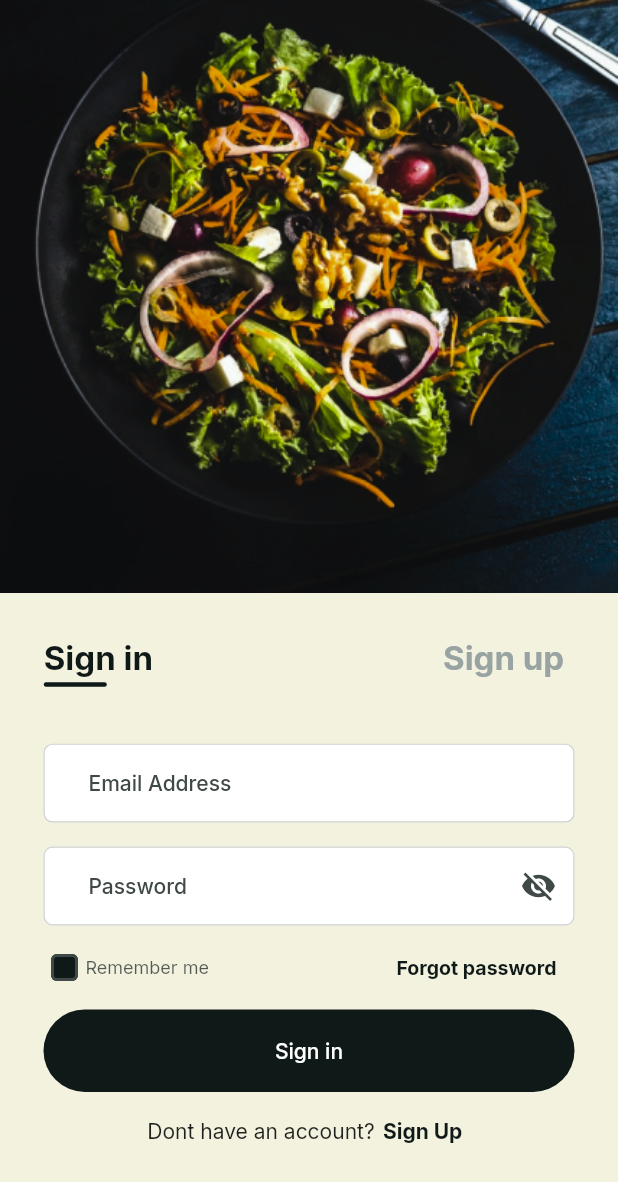
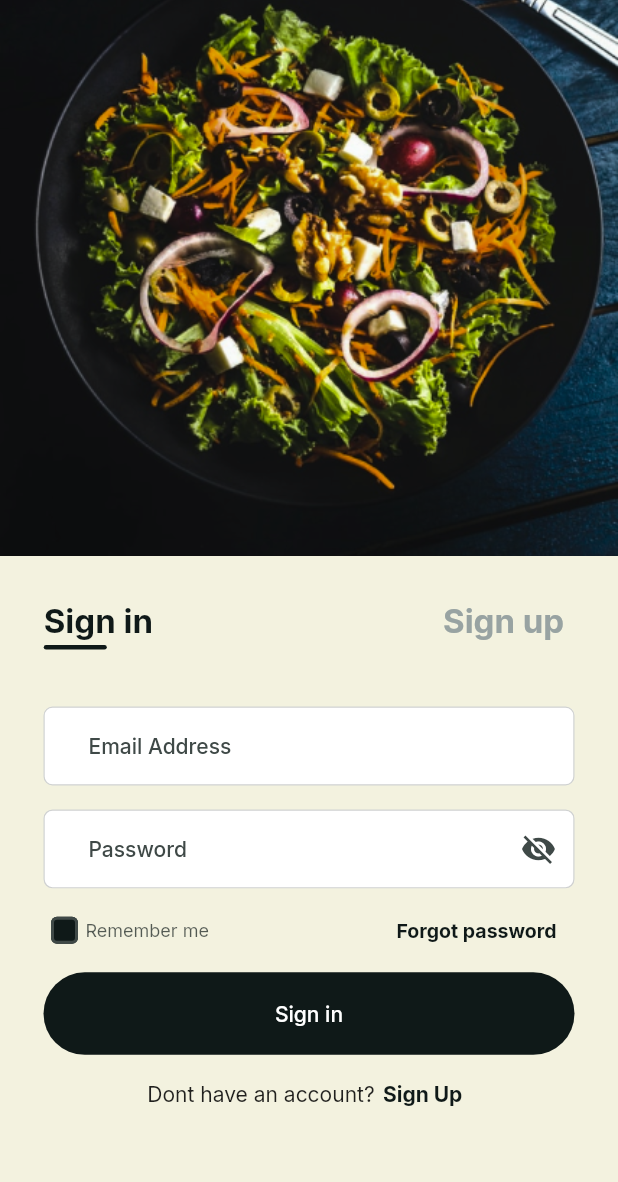
Before and after one commit to John-Daniels/fudiee, a Flutter app: the screen it shows after launch, after a tap on "Get Started", on a phone screen of 412 x 824 dp. Shown: the top 1182 px of the screen. Run offline on Flutter 3.47's test engine with Material 2 defaults, Android fonts, the phone set to English and light mode, and no system bars; our stand-ins replace flutter_rating_bar, flutter_screenutil, get, google_fonts, smooth_page_indicator.

Commit message:
made a few changes

```diff
--- a/lib/screens/auth/auth_screen.dart
+++ b/lib/screens/auth/auth_screen.dart
@@ -51,7 +51,7 @@ class _AuthScreenState extends State<AuthScreen>
             children: [
               SizedBox(
                 width: double.infinity,
-                height: Get.height * 0.48,
+                height: Get.height * 0.45,
                 child: Image.asset(
                   Assets.authBg,
                   fit: BoxFit.fitWidth,
--- a/lib/screens/onboarding/onboarding_screen.dart
+++ b/lib/screens/onboarding/onboarding_screen.dart
@@ -45,7 +45,7 @@ class _OnboardingScreenState extends State<OnboardingScreen> {
       body: Column(
         children: [
           SizedBox(
-            height: Get.height * 0.81,
+            height: Get.height * 0.85,
             child: PageView.builder(
               controller: pageController,
               physics: const BouncingScrollPhysics(),
@@ -83,7 +83,7 @@ class _OnboardingScreenState extends State<OnboardingScreen> {
                     );
                   }),
                 ),
-                const SizedBox(height: 29),
+                SizedBox(height: 29.h),
                 AppButton(
                   text: 'Get Started',
                   onPressed: () {
```
